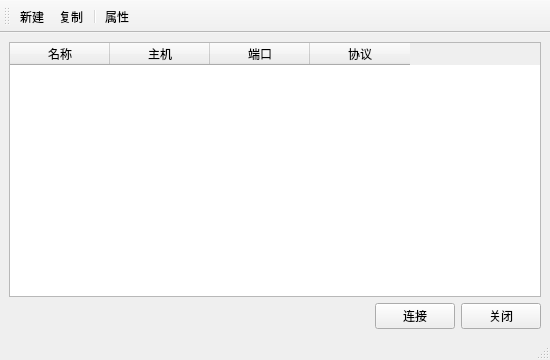
Old version of the form WitShell/allsessiondialog.ui in the repository zzs0829/WitShell.
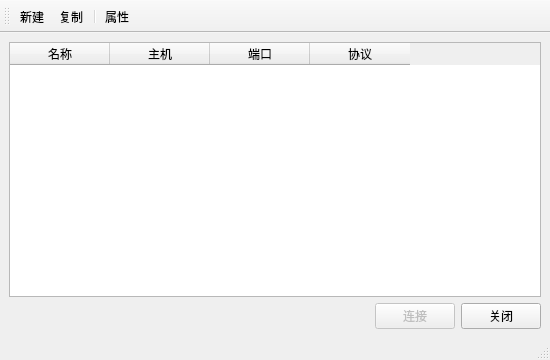
New version of the form. Icons and pictures are not drawn.

What changed in the file:
```diff
--- a/WitShell/allsessiondialog.ui
+++ b/WitShell/allsessiondialog.ui
@@ -59,6 +59,9 @@
       </item>
       <item>
        <widget class="QPushButton" name="btn_connect">
+        <property name="enabled">
+         <bool>false</bool>
+        </property>
         <property name="sizePolicy">
          <sizepolicy hsizetype="Fixed" vsizetype="Fixed">
           <horstretch>0</horstretch>
```
Left out of the diff: 3 changed lines with no effect on the pictures.
